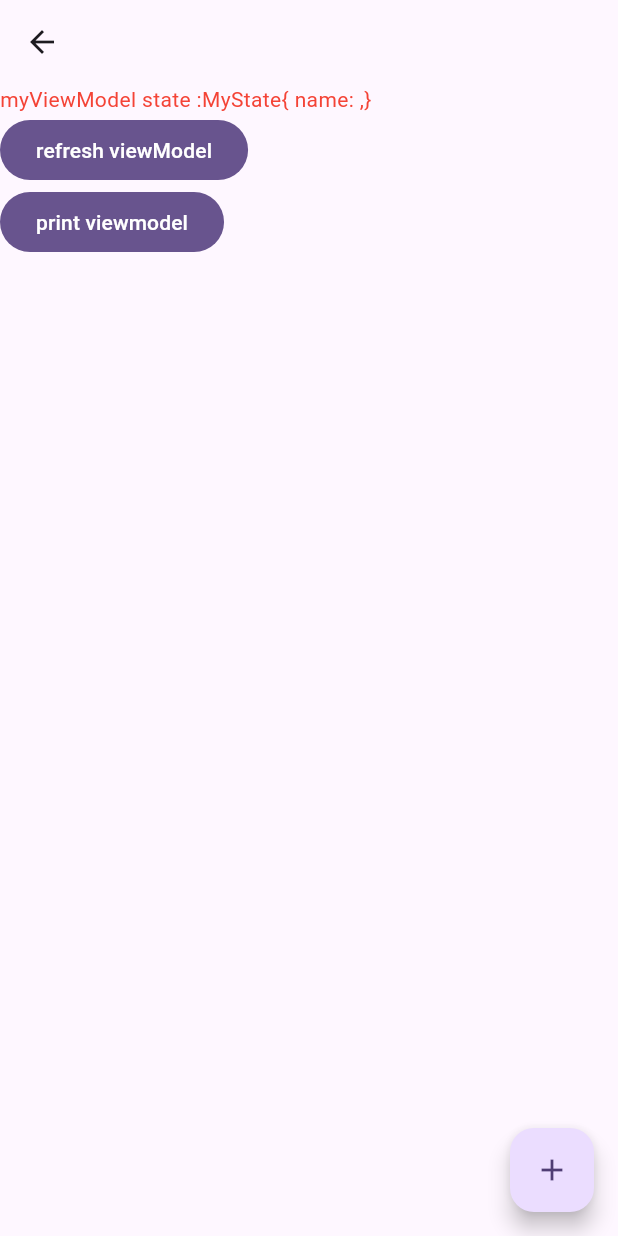
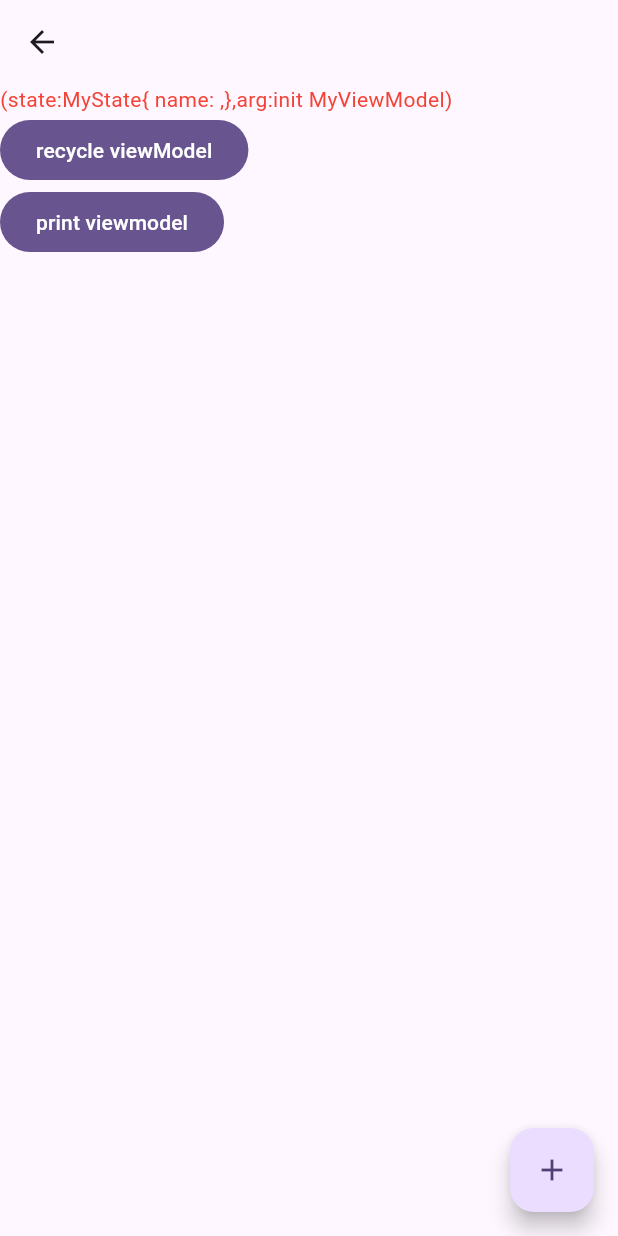
Before and after one commit to lwj1994/flutter_view_model, a Flutter app: the screen it shows after launch, after a tap on "push random id", on a phone screen of 412 x 824 dp. Run offline on Flutter 3.47's test engine with Material 3 defaults, Android fonts, the light colour scheme and no system bars; our stand-ins replace auto_route.

Commit message:
add recycleViewModel

```diff
--- a/example/lib/page.dart
+++ b/example/lib/page.dart
@@ -21,7 +21,9 @@ class SecondPage extends StatefulWidget {
 
 class _State extends State<SecondPage> with ViewModelStateMixin {
   MyViewModel get viewModel =>
-      watchViewModel(factory: MyViewModelFactory(arg: "init MyViewModel"));
+      watchViewModel(factory: MyViewModelFactory(arg: _dynamicArg));
+
+  String _dynamicArg = "init MyViewModel";
 
   MyState get state => viewModel.state;
 
@@ -54,14 +56,15 @@ class _State extends State<SecondPage> with ViewModelStateMixin {
         crossAxisAlignment: CrossAxisAlignment.start,
         children: [
           Text(
-            "myViewModel state :$state",
+            "$viewModel",
             style: const TextStyle(color: Colors.red),
           ),
           FilledButton(
               onPressed: () async {
-                refreshViewModel(viewModel);
+                _dynamicArg = DateTime.now().toString();
+                recycleViewModel(viewModel);
               },
-              child: const Text("refresh viewModel")),
+              child: const Text("recycle viewModel")),
           FilledButton(
               onPressed: () {
                 debugPrint("page._viewModel hashCode = ${viewModel.hashCode}");
@@ -81,15 +84,26 @@ class MyViewModelFactory with ViewModelFactory<MyViewModel> {
 
   @override
   MyViewModel build() {
-    return MyViewModel(state: MyState(name: ""));
+    return MyViewModel(
+      state: MyState(name: ""),
+      arg: arg,
+    );
   }
 }
 
 class MyViewModel extends StateViewModel<MyState> {
+  final String arg;
+
   MyViewModel({
     required super.state,
+    this.arg = "",
   }) {
-    debugPrint("create ViewModel state:$state  hashCode:$hashCode");
+    debugPrint("create $this, hashCode:$hashCode");
+  }
+
+  @override
+  String toString() {
+    return "(state:$state,arg:$arg)";
   }
 
   @override
--- a/lib/src/get_instance/auto_dispose.dart
+++ b/lib/src/get_instance/auto_dispose.dart
@@ -51,6 +51,17 @@ class AutoDisposeInstanceController {
     return notifier.instance;
   }
 
+  void recycle(Object instance) {
+    _instanceNotifiers.removeWhere((e) {
+      if (e.instance == instance) {
+        e.recycle();
+        return true;
+      } else {
+        return false;
+      }
+    });
+  }
+
   Future<void> dispose() async {
     for (var e in _instanceNotifiers) {
       e.removeWatcher(_watchId);
--- a/lib/src/view_model/extension.dart
+++ b/lib/src/view_model/extension.dart
@@ -29,8 +29,9 @@ mixin ViewModelStateMixin<T extends StatefulWidget> on State<T> {
     super.initState();
   }
 
-  void refreshViewModel<VM extends ViewModel>(VM vm) {
-    instanceManager.recreate(vm);
+  /// trigger vm.dispose and remove it from cache
+  void recycleViewModel<VM extends ViewModel>(VM vm) {
+    _instanceController.recycle(vm);
     setState(() {});
   }
 
--- a/lib/src/view_model/view_model.dart
+++ b/lib/src/view_model/view_model.dart
@@ -20,6 +20,10 @@ class ChangeNotifierViewModel extends ChangeNotifier with ViewModel {
 }
 
 mixin class ViewModel implements InstanceLifeCycle {
+  String _key = "";
+
+  String get key => _key;
+
   static final List<ViewModelLifecycle> _viewModelLifecycles =
       List.empty(growable: true);
 
@@ -97,6 +101,7 @@ mixin class ViewModel implements InstanceLifeCycle {
   @protected
   @mustCallSuper
   void onCreate(String key) {
+    _key = key;
     for (var element in _viewModelLifecycles) {
       element.onCreate(this, key);
     }
--- a/pubspec.yaml
+++ b/pubspec.yaml
@@ -1,6 +1,6 @@
 name: view_model
 description: "view model for flutter"
-version: 0.4.0
+version: 0.4.1-dev.0
 homepage: https://github.com/lwj1994/flutter_view_model
 repository: https://github.com/lwj1994/flutter_view_model
 issue_tracker: https://github.com/lwj1994/flutter_view_model/issues
```
Also changed, not shown: lib/src/get_instance/manager.dart (+8 -2 lines), lib/src/get_instance/store.dart (+10 -5 lines), example/pubspec.lock, 5 other files.
